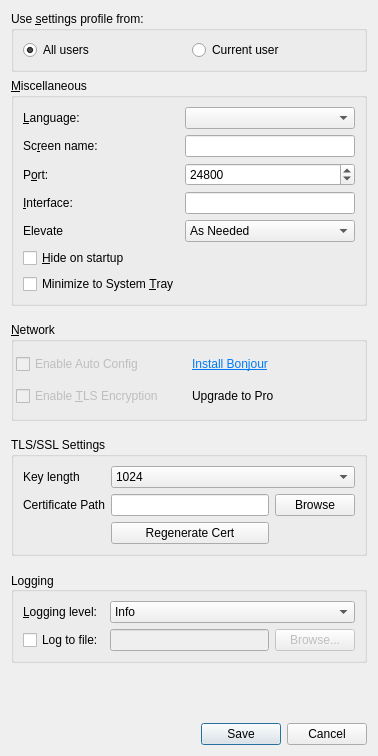
Above: src/gui/src/SettingsDialogBase.ui from deskflow/deskflow before the change. Below: the same form after it.
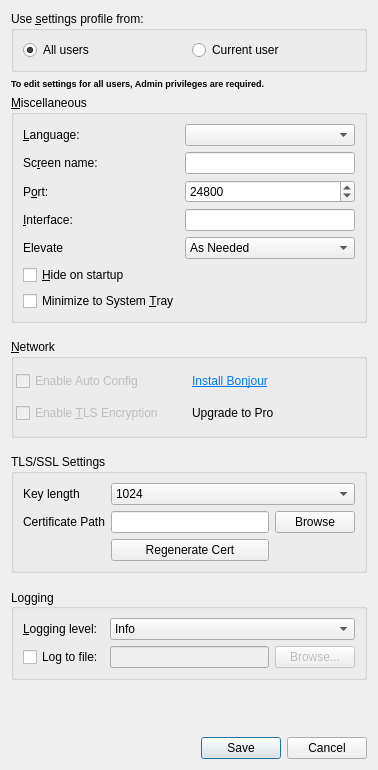
That is the form after the change.

Commit message:
SYNERGY-677 Application loses settings (#6933)
* SYNERGY-677 Application loses settings

* SYNERGY-677 Update ChangeLog

* SYNERGY-677 Code smells fix.

Patch:
```diff
--- a/src/gui/src/SettingsDialogBase.ui
+++ b/src/gui/src/SettingsDialogBase.ui
@@ -7,7 +7,7 @@
     <x>0</x>
     <y>0</y>
     <width>378</width>
-    <height>756</height>
+    <height>770</height>
    </rect>
   </property>
   <property name="windowTitle">
@@ -40,7 +40,226 @@
      </layout>
     </widget>
    </item>
-   <item row="1" column="0">
+   <item row="10" column="0">
+    <widget class="QDialogButtonBox" name="buttonBox">
+     <property name="orientation">
+      <enum>Qt::Horizontal</enum>
+     </property>
+     <property name="standardButtons">
+      <set>QDialogButtonBox::Cancel|QDialogButtonBox::Save</set>
+     </property>
+    </widget>
+   </item>
+   <item row="6" column="0">
+    <widget class="QGroupBox" name="m_pGroupBoxTLS">
+     <property name="title">
+      <string>TLS/SSL Settings</string>
+     </property>
+     <layout class="QGridLayout" name="gridLayout">
+      <item row="1" column="1">
+       <widget class="QLineEdit" name="m_pLineEditCertificatePath"/>
+      </item>
+      <item row="0" column="0">
+       <widget class="QLabel" name="m_pLabel_29">
+        <property name="text">
+         <string>Key length</string>
+        </property>
+       </widget>
+      </item>
+      <item row="1" column="0">
+       <widget class="QLabel" name="m_pLabel_30">
+        <property name="text">
+         <string>Certificate Path</string>
+        </property>
+       </widget>
+      </item>
+      <item row="1" column="2">
+       <widget class="QPushButton" name="m_pPushButtonBrowseCert">
+        <property name="text">
+         <string>Browse</string>
+        </property>
+       </widget>
+      </item>
+      <item row="0" column="1" colspan="2">
+       <widget class="QComboBox" name="m_pComboBoxKeyLength">
+        <property name="currentText">
+         <string>1024</string>
+        </property>
+        <item>
+         <property name="text">
+          <string>1024</string>
+         </property>
+        </item>
+        <item>
+         <property name="text">
+          <string>2048</string>
+         </property>
+        </item>
+        <item>
+         <property name="text">
+          <string>4096</string>
+         </property>
+        </item>
+       </widget>
+      </item>
+      <item row="2" column="1">
+       <widget class="QPushButton" name="m_pPushButtonRegenCert">
+        <property name="text">
+         <string>Regenerate Cert</string>
+        </property>
+       </widget>
+      </item>
+     </layout>
+    </widget>
+   </item>
+   <item row="7" column="0">
+    <spacer name="verticalSpacer_4">
+     <property name="orientation">
+      <enum>Qt::Vertical</enum>
+     </property>
+     <property name="sizeType">
+      <enum>QSizePolicy::Minimum</enum>
+     </property>
+     <property name="sizeHint" stdset="0">
+      <size>
+       <width>20</width>
+       <height>10</height>
+      </size>
+     </property>
+    </spacer>
+   </item>
+   <item row="9" column="0">
+    <spacer name="verticalSpacer">
+     <property name="orientation">
+      <enum>Qt::Vertical</enum>
+     </property>
+     <property name="sizeType">
+      <enum>QSizePolicy::MinimumExpanding</enum>
+     </property>
+     <property name="sizeHint" stdset="0">
+      <size>
+       <width>20</width>
+       <height>10</height>
+      </size>
+     </property>
+    </spacer>
+   </item>
+   <item row="3" column="0">
+    <spacer name="verticalSpacer_2">
+     <property name="orientation">
+      <enum>Qt::Vertical</enum>
+     </property>
+     <property name="sizeType">
+      <enum>QSizePolicy::Minimum</enum>
+     </property>
+     <property name="sizeHint" stdset="0">
+      <size>
+       <width>20</width>
+       <height>10</height>
+      </size>
+     </property>
+    </spacer>
+   </item>
+   <item row="5" column="0">
+    <spacer name="verticalSpacer_3">
+     <property name="orientation">
+      <enum>Qt::Vertical</enum>
+     </property>
+     <property name="sizeType">
+      <enum>QSizePolicy::Minimum</enum>
+     </property>
+     <property name="sizeHint" stdset="0">
+      <size>
+       <width>20</width>
+       <height>10</height>
+      </size>
+     </property>
+    </spacer>
+   </item>
+   <item row="4" column="0">
+    <widget class="QGroupBox" name="m_pGroupNetwork">
+     <property name="enabled">
+      <bool>true</bool>
+     </property>
+     <property name="sizePolicy">
+      <sizepolicy hsizetype="Preferred" vsizetype="Preferred">
+       <horstretch>0</horstretch>
+       <verstretch>0</verstretch>
+      </sizepolicy>
+     </property>
+     <property name="title">
+      <string>&amp;Network</string>
+     </property>
+     <layout class="QGridLayout" name="gridLayout_6">
+      <property name="leftMargin">
+       <number>2</number>
+      </property>
+      <property name="topMargin">
+       <number>12</number>
+      </property>
+      <property name="rightMargin">
+       <number>2</number>
+      </property>
+      <property name="bottomMargin">
+       <number>12</number>
+      </property>
+      <item row="0" column="0">
+       <layout class="QGridLayout" name="m_pGridLayoutNetwork">
+        <property name="leftMargin">
+         <number>0</number>
+        </property>
+        <property name="verticalSpacing">
+         <number>12</number>
+        </property>
+        <item row="1" column="1">
+         <widget class="QLabel" name="m_pLabelProUpgrade">
+          <property name="text">
+           <string>&lt;html&gt;&lt;head/&gt;&lt;body&gt;&lt;p&gt;&lt;a href=&quot;https://symless.com/account?source=gui&amp;amp;intent=upgrade&quot;&gt;&lt;span style=&quot; text-decoration: underline; color:#007af4;&quot;&gt;Upgrade to Pro&lt;/span&gt;&lt;/a&gt;&lt;/p&gt;&lt;/body&gt;&lt;/html&gt;</string>
+          </property>
+          <property name="textFormat">
+           <enum>Qt::RichText</enum>
+          </property>
+          <property name="openExternalLinks">
+           <bool>true</bool>
+          </property>
+         </widget>
+        </item>
+        <item row="0" column="1">
+         <widget class="QLabel" name="m_pLabelInstallBonjour">
+          <property name="text">
+           <string>&lt;html&gt;&lt;head/&gt;&lt;body&gt;&lt;p&gt;&lt;a href=&quot;#&quot;&gt;&lt;span style=&quot; text-decoration: underline; color:#007af4;&quot;&gt;Install Bonjour&lt;/span&gt;&lt;/a&gt;&lt;/p&gt;&lt;/body&gt;&lt;/html&gt;</string>
+          </property>
+          <property name="textFormat">
+           <enum>Qt::RichText</enum>
+          </property>
+         </widget>
+        </item>
+        <item row="0" column="0">
+         <widget class="QCheckBox" name="m_pCheckBoxAutoConfig">
+          <property name="enabled">
+           <bool>false</bool>
+          </property>
+          <property name="text">
+           <string>Enable Auto Config</string>
+          </property>
+         </widget>
+        </item>
+        <item row="1" column="0">
+         <widget class="QCheckBox" name="m_pCheckBoxEnableCrypto">
+          <property name="enabled">
+           <bool>false</bool>
+          </property>
+          <property name="text">
+           <string>Enable &amp;TLS Encryption</string>
+          </property>
+         </widget>
+        </item>
+       </layout>
+      </item>
+     </layout>
+    </widget>
+   </item>
+   <item row="2" column="0">
     <widget class="QGroupBox" name="m_pGroupAdvanced">
      <property name="title">
       <string>&amp;Miscellaneous</string>
@@ -189,200 +408,7 @@
      </layout>
     </widget>
    </item>
-   <item row="2" column="0">
-    <spacer name="verticalSpacer_2">
-     <property name="orientation">
-      <enum>Qt::Vertical</enum>
-     </property>
-     <property name="sizeType">
-      <enum>QSizePolicy::Minimum</enum>
-     </property>
-     <property name="sizeHint" stdset="0">
-      <size>
-       <width>20</width>
-       <height>10</height>
-      </size>
-     </property>
-    </spacer>
-   </item>
-   <item row="3" column="0">
-    <widget class="QGroupBox" name="m_pGroupNetwork">
-     <property name="enabled">
-      <bool>true</bool>
-     </property>
-     <property name="sizePolicy">
-      <sizepolicy hsizetype="Preferred" vsizetype="Preferred">
-       <horstretch>0</horstretch>
-       <verstretch>0</verstretch>
-      </sizepolicy>
-     </property>
-     <property name="title">
-      <string>&amp;Network</string>
-     </property>
-     <layout class="QGridLayout" name="gridLayout_6">
-      <property name="leftMargin">
-       <number>2</number>
-      </property>
-      <property name="topMargin">
-       <number>12</number>
-      </property>
-      <property name="rightMargin">
-       <number>2</number>
-      </property>
-      <property name="bottomMargin">
-       <number>12</number>
-      </property>
-      <item row="0" column="0">
-       <layout class="QGridLayout" name="m_pGridLayoutNetwork">
-        <property name="leftMargin">
-         <number>0</number>
-        </property>
-        <property name="verticalSpacing">
-         <number>12</number>
-        </property>
-        <item row="1" column="1">
-         <widget class="QLabel" name="m_pLabelProUpgrade">
-          <property name="text">
-           <string>&lt;html&gt;&lt;head/&gt;&lt;body&gt;&lt;p&gt;&lt;a href=&quot;https://symless.com/account?source=gui&amp;amp;intent=upgrade&quot;&gt;&lt;span style=&quot; text-decoration: underline; color:#007af4;&quot;&gt;Upgrade to Pro&lt;/span&gt;&lt;/a&gt;&lt;/p&gt;&lt;/body&gt;&lt;/html&gt;</string>
-          </property>
-          <property name="textFormat">
-           <enum>Qt::RichText</enum>
-          </property>
-          <property name="openExternalLinks">
-           <bool>true</bool>
-          </property>
-         </widget>
-        </item>
-        <item row="0" column="1">
-         <widget class="QLabel" name="m_pLabelInstallBonjour">
-          <property name="text">
-           <string>&lt;html&gt;&lt;head/&gt;&lt;body&gt;&lt;p&gt;&lt;a href=&quot;#&quot;&gt;&lt;span style=&quot; text-decoration: underline; color:#007af4;&quot;&gt;Install Bonjour&lt;/span&gt;&lt;/a&gt;&lt;/p&gt;&lt;/body&gt;&lt;/html&gt;</string>
-          </property>
-          <property name="textFormat">
-           <enum>Qt::RichText</enum>
-          </property>
-         </widget>
-        </item>
-        <item row="0" column="0">
-         <widget class="QCheckBox" name="m_pCheckBoxAutoConfig">
-          <property name="enabled">
-           <bool>false</bool>
-          </property>
-          <property name="text">
-           <string>Enable Auto Config</string>
-          </property>
-         </widget>
-        </item>
-        <item row="1" column="0">
-         <widget class="QCheckBox" name="m_pCheckBoxEnableCrypto">
-          <property name="enabled">
-           <bool>false</bool>
-          </property>
-          <property name="text">
-           <string>Enable &amp;TLS Encryption</string>
-          </property>
-         </widget>
-        </item>
-       </layout>
-      </item>
-     </layout>
-    </widget>
-   </item>
-   <item row="4" column="0">
-    <spacer name="verticalSpacer_3">
-     <property name="orientation">
-      <enum>Qt::Vertical</enum>
-     </property>
-     <property name="sizeType">
-      <enum>QSizePolicy::Minimum</enum>
-     </property>
-     <property name="sizeHint" stdset="0">
-      <size>
-       <width>20</width>
-       <height>10</height>
-      </size>
-     </property>
-    </spacer>
-   </item>
-   <item row="5" column="0">
-    <widget class="QGroupBox" name="m_pGroupBoxTLS">
-     <property name="title">
-      <string>TLS/SSL Settings</string>
-     </property>
-     <layout class="QGridLayout" name="gridLayout">
-      <item row="1" column="1">
-       <widget class="QLineEdit" name="m_pLineEditCertificatePath"/>
-      </item>
-      <item row="0" column="0">
-       <widget class="QLabel" name="m_pLabel_29">
-        <property name="text">
-         <string>Key length</string>
-        </property>
-       </widget>
-      </item>
-      <item row="1" column="0">
-       <widget class="QLabel" name="m_pLabel_30">
-        <property name="text">
-         <string>Certificate Path</string>
-        </property>
-       </widget>
-      </item>
-      <item row="1" column="2">
-       <widget class="QPushButton" name="m_pPushButtonBrowseCert">
-        <property name="text">
-         <string>Browse</string>
-        </property>
-       </widget>
-      </item>
-      <item row="0" column="1" colspan="2">
-       <widget class="QComboBox" name="m_pComboBoxKeyLength">
-        <property name="currentText">
-         <string>2048</string>
-        </property>
-        <item>
-         <property name="text">
-          <string>1024</string>
-         </property>
-        </item>
-        <item>
-         <property name="text">
-          <string>2048</string>
-         </property>
-        </item>
-        <item>
-         <property name="text">
-          <string>4096</string>
-         </property>
-        </item>
-       </widget>
-      </item>
-      <item row="2" column="1">
-       <widget class="QPushButton" name="m_pPushButtonRegenCert">
-        <property name="text">
-         <string>Regenerate Cert</string>
-        </property>
-       </widget>
-      </item>
-     </layout>
-    </widget>
-   </item>
-   <item row="6" column="0">
-    <spacer name="verticalSpacer_4">
-     <property name="orientation">
-      <enum>Qt::Vertical</enum>
-     </property>
-     <property name="sizeType">
-      <enum>QSizePolicy::Minimum</enum>
-     </property>
-     <property name="sizeHint" stdset="0">
-      <size>
-       <width>20</width>
-       <height>10</height>
-      </size>
-     </property>
-    </spacer>
-   </item>
-   <item row="7" column="0">
+   <item row="8" column="0">
     <widget class="QGroupBox" name="m_pGroupLog">
      <property name="sizePolicy">
       <sizepolicy hsizetype="Preferred" vsizetype="Preferred">
@@ -467,29 +493,10 @@
      </layout>
     </widget>
    </item>
-   <item row="8" column="0">
-    <spacer name="verticalSpacer">
-     <property name="orientation">
-      <enum>Qt::Vertical</enum>
-     </property>
-     <property name="sizeType">
-      <enum>QSizePolicy::MinimumExpanding</enum>
-     </property>
-     <property name="sizeHint" stdset="0">
-      <size>
-       <width>20</width>
-       <height>10</height>
-      </size>
-     </property>
-    </spacer>
-   </item>
-   <item row="9" column="0">
-    <widget class="QDialogButtonBox" name="buttonBox">
-     <property name="orientation">
-      <enum>Qt::Horizontal</enum>
-     </property>
-     <property name="standardButtons">
-      <set>QDialogButtonBox::Cancel|QDialogButtonBox::Save</set>
+   <item row="1" column="0">
+    <widget class="QLabel" name="m_labelAdminRightsMessage">
+     <property name="text">
+      <string>&lt;html&gt;&lt;head/&gt;&lt;body&gt;&lt;p&gt;&lt;span style=&quot; font-size:7pt; font-weight:600;&quot;&gt;To edit settings for all users, Admin privileges are required.&lt;/span&gt;&lt;/p&gt;&lt;/body&gt;&lt;/html&gt;</string>
      </property>
     </widget>
    </item>
```
The commit also changes 9 other files.
